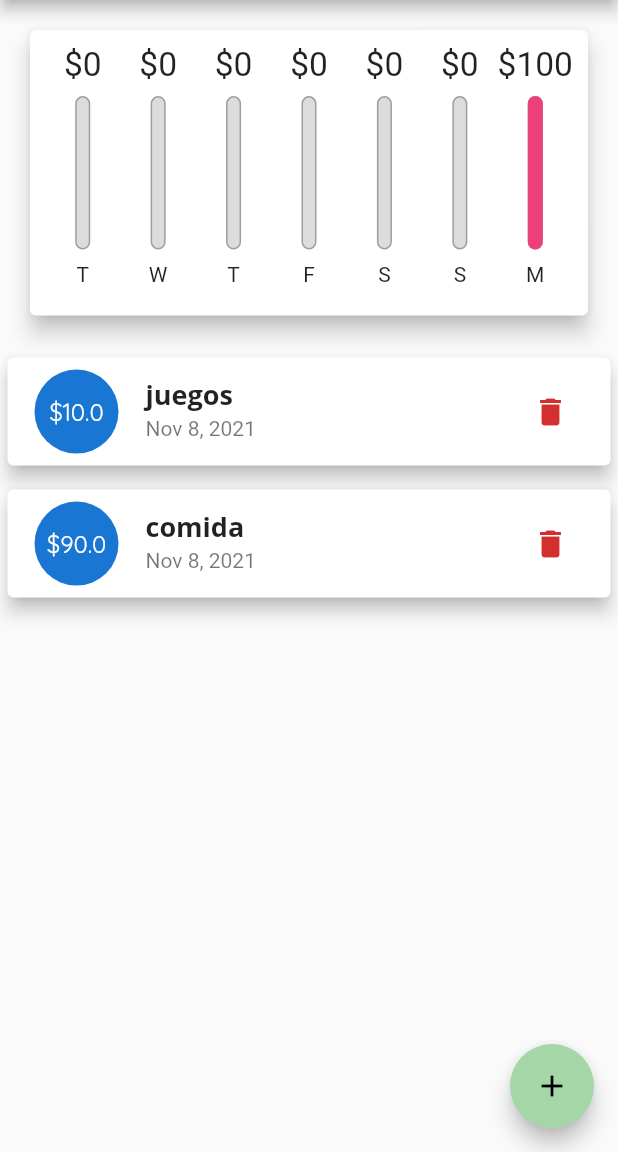
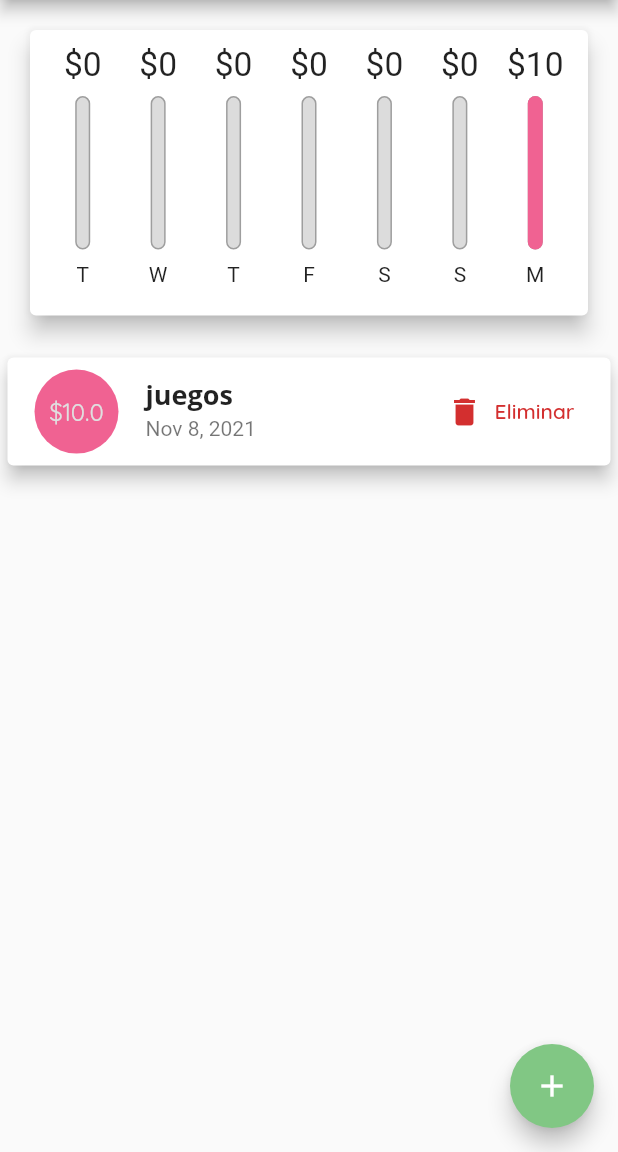
Before and after one commit to JulianSar18/personalExpenseApp, a Flutter app: the screen it shows after launch, on a phone screen of 412 x 824 dp, the part 84-1236 px from its top. Run offline on Flutter 3.47's test engine with Material 2 defaults, Android fonts, the phone set to English and light mode, and no system bars.

Commit message:
refactor media query

```diff
--- a/lib/main.dart
+++ b/lib/main.dart
@@ -21,8 +21,9 @@ class MyApp extends StatelessWidget {
       debugShowCheckedModeBanner: false,
       title: "Flutter",
       theme: ThemeData(
-        primaryColor: Colors.pink[400],
-        accentColor: Colors.green[200],
+        primaryColor: Colors.pink[300],
+        colorScheme:
+            ColorScheme.fromSwatch().copyWith(secondary: Colors.green[300]),
         fontFamily: 'Quicksand',
         textTheme: ThemeData.light().textTheme.copyWith(
               headline6: TextStyle(
@@ -33,7 +34,9 @@ class MyApp extends StatelessWidget {
             ),
         appBarTheme: AppBarTheme(
           textTheme: ThemeData.light().textTheme.copyWith(
-                headline6: TextStyle(fontFamily: 'OpenSans', fontSize: 20))),
+                headline6: TextStyle(fontFamily: 'OpenSans', fontSize: 20),
+              ),
+        ),
       ),
       home: PaginaP(),
     );
@@ -48,7 +51,7 @@ class PaginaP extends StatefulWidget {
 class _PaginaPState extends State<PaginaP> {
   final List<Transaction> _userTransactions = [
     Transaction(id: '1', titulo: 'juegos', monto: 10.00, fecha: DateTime.now()),
-    Transaction(id: '2', titulo: 'comida', monto: 90.00, fecha: DateTime.now()),
+    //Transaction(id: '2', titulo: 'comida', monto: 90.00, fecha: DateTime.now()),
   ];
 
   List<Transaction> get _recentTransactions {
@@ -102,6 +105,7 @@ class _PaginaPState extends State<PaginaP> {
 
   @override
   Widget build(BuildContext context) {
+    final mediaQuery = MediaQuery.of(context);
     _portraitModeOnly();
     _transparentStatusBar();
     final appBar = AppBar(
@@ -114,25 +118,27 @@ class _PaginaPState extends State<PaginaP> {
     );
     return Scaffold(
       appBar: appBar,
-      body: SingleChildScrollView(
+      body: SafeArea(
+        child: SingleChildScrollView(
           child: Column(
             //mainAxisAlignment: MainAxisAlignment.spaceAround,
             children: [
               Container(
-              height: (MediaQuery.of(context).size.height -
+                height: (mediaQuery.size.height -
                         appBar.preferredSize.height -
-                      (MediaQuery.of(context).padding.top)) *
+                        (mediaQuery.padding.top)) *
                     0.3,
                 child: Chart(_recentTransactions),
               ),
               Container(
-              height: (MediaQuery.of(context).size.height -
+                height: (mediaQuery.size.height -
                         appBar.preferredSize.height -
-                      (MediaQuery.of(context).padding.top)) *
+                        (mediaQuery.padding.top)) *
                     0.7,
                 child: TransactionList(_userTransactions, _deleteTransaction),
               )
             ],
+          ),
         ),
       ),
       floatingActionButton: FloatingActionButton(
--- a/lib/widgets/new_transaction.dart
+++ b/lib/widgets/new_transaction.dart
@@ -35,7 +35,8 @@ class _NewTransactionState extends State<NewTransaction> {
     showDatePicker(
       context: context,
       initialDate: DateTime.now(),
-      firstDate: DateTime(2021),
+      firstDate: DateTime(
+          DateTime.now().year, DateTime.now().month, DateTime.now().day - 6),
       lastDate: DateTime.now(),
     ).then((pickedDate) {
       if (pickedDate == null) {
--- a/lib/widgets/transaction_list.dart
+++ b/lib/widgets/transaction_list.dart
@@ -8,26 +8,27 @@ class TransactionList extends StatelessWidget {
   TransactionList(this.transactions, this.deleteTx);
   @override
   Widget build(BuildContext context) {
-    return Container(
-      height: 450,
-      child: transactions.isEmpty
-          ? Column(
+    return transactions.isEmpty
+        ? LayoutBuilder(builder: (ctx, constraints) {
+            return Column(
               children: [
                 Text(
                   'No hay transacciones por el momento ',
                   style: Theme.of(context).textTheme.headline6,
                 ),
                 SizedBox(
-                  height: 100,
+                  height: constraints.maxHeight * 0.1,
                 ),
                 Container(
+                  height: constraints.maxHeight * 0.7,
                   child: Image.asset(
                     'assets/images/waiting.png',
                     fit: BoxFit.fitHeight,
                   ),
                 )
               ],
-            )
+            );
+          })
         : ListView.builder(
             itemCount: transactions.length,
             itemBuilder: (ctx, index) {
@@ -36,6 +37,8 @@ class TransactionList extends StatelessWidget {
                 elevation: 5,
                 child: ListTile(
                   leading: CircleAvatar(
+                    backgroundColor: Theme.of(context).primaryColor,
+                    foregroundColor: Theme.of(context).buttonColor,
                     radius: 30,
                     child: Padding(
                       padding: EdgeInsets.all(6),
@@ -51,14 +54,23 @@ class TransactionList extends StatelessWidget {
                   subtitle: Text(
                     DateFormat.yMMMd().format(transactions[index].fecha),
                   ),
-                    trailing: IconButton(
+                  trailing: MediaQuery.of(context).size.width > 360
+                      ? TextButton.icon(
+                          label: Text('Eliminar'),
+                          icon: Icon(Icons.delete),
+                          style: ButtonStyle(
+                            foregroundColor: MaterialStateProperty.all(
+                                Theme.of(context).errorColor),
+                          ),
+                          onPressed: () => deleteTx(transactions[index].id),
+                        )
+                      : IconButton(
                           icon: Icon(Icons.delete),
                           color: Theme.of(context).errorColor,
                           onPressed: () => deleteTx(transactions[index].id),
                         ),
                 ),
               );
-              }),
-    );
+            });
   }
 }
```
Lines whose indentation alone changed are shown as unchanged.
